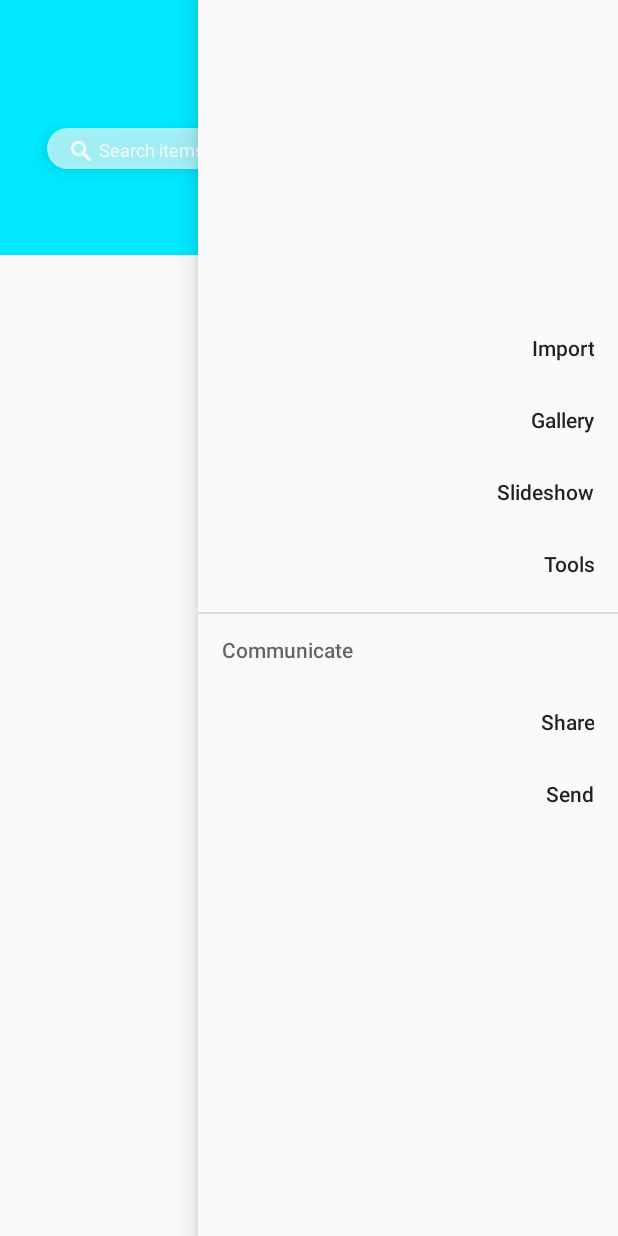
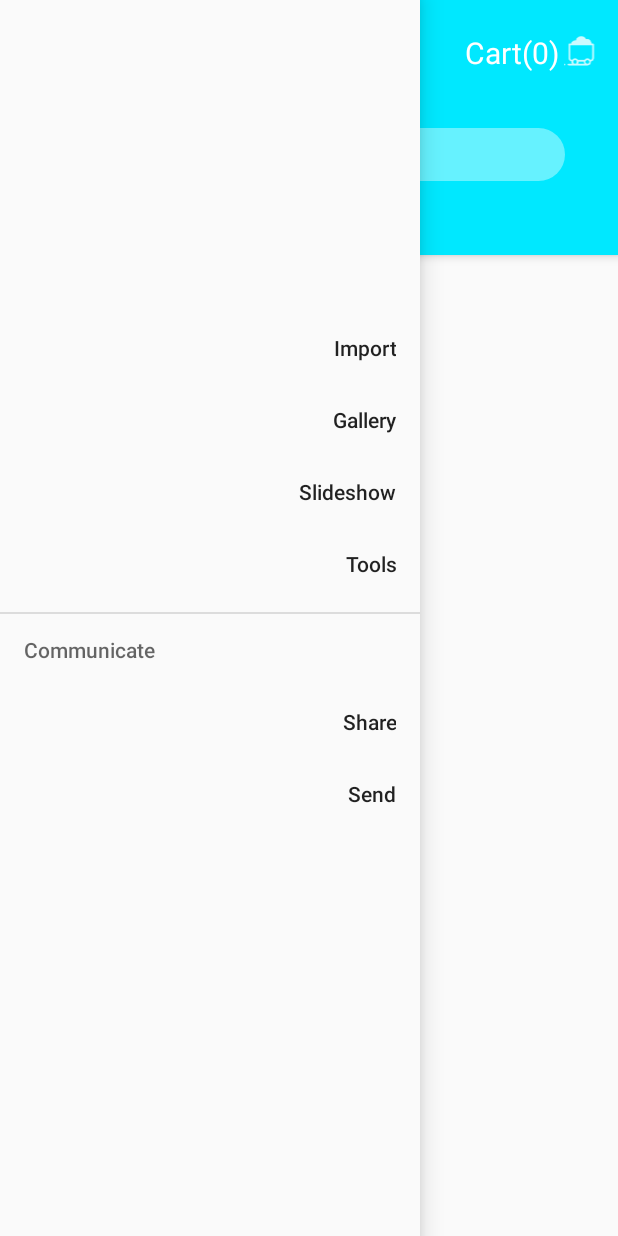
Before and after one commit to ahmed-alllam/Koshkie-Android-App, an Android app: the MainActivity screen opened directly, with no data from a screen before it, with the side drawer open, on a phone screen of 412 x 824 dp. Run offline under Robolectric (Android 15) with nearby library versions, the phone set to English and light mode, and no system bars; Roboto replaces fonts that are not available here.

Commit message:
Bug fixes

```diff
--- a/app/src/main/java/com/koshkie/koshkieApp/MainActivity.java
+++ b/app/src/main/java/com/koshkie/koshkieApp/MainActivity.java
@@ -4,18 +4,19 @@
 
 package com.koshkie.koshkieApp;
 
+import android.annotation.SuppressLint;
 import android.graphics.Color;
 import android.os.Bundle;
+import android.view.Gravity;
 import android.view.MenuItem;
 import android.view.View;
 import android.widget.Toast;
 
-import androidx.core.view.GravityCompat;
 import androidx.drawerlayout.widget.DrawerLayout;
 
 import com.google.android.material.navigation.NavigationView;
 
-
+@SuppressLint("RtlHardcoded")
 public class MainActivity extends BaseActivity implements NavigationView.OnNavigationItemSelectedListener {
 
     @Override
@@ -27,13 +28,14 @@ public class MainActivity extends BaseActivity implements NavigationView.OnNavig
         drawerLayout.setScrimColor(Color.TRANSPARENT);
         NavigationView navigationView = findViewById(R.id.nav_view);
         navigationView.setNavigationItemSelectedListener(this);
+
     }
 
     @Override
     public void onBackPressed() {
         DrawerLayout drawer = findViewById(R.id.drawer_layout);
-        if (drawer.isDrawerOpen(GravityCompat.START)) {
-            drawer.closeDrawer(GravityCompat.START);
+        if (drawer.isDrawerOpen(Gravity.LEFT)) {
+            drawer.closeDrawer(Gravity.LEFT);
         } else {
             super.onBackPressed();
         }
@@ -43,32 +45,30 @@ public class MainActivity extends BaseActivity implements NavigationView.OnNavig
         // Handle navigation view item clicks here.
         int id = item.getItemId();
 
-        if (id == R.id.nav_camera) {
-            // Handle the camera action
-        } else if (id == R.id.nav_gallery) {
+        switch (id) {
+            case R.id.nav_camera:
+                // Handle the camera action
+                break;
+            case R.id.nav_gallery:
+            case R.id.nav_share:
+            case R.id.nav_manage:
+            case R.id.nav_slideshow:
 
-        } else if (id == R.id.nav_slideshow) {
+                break;
+            case R.id.nav_send:
+                Toast.makeText(this, "hi", Toast.LENGTH_SHORT).show();
 
-        } else if (id == R.id.nav_manage) {
-
-        } else if (id == R.id.nav_share) {
-
-        } else if (id == R.id.nav_send) {
-            Toast.makeText(this, "hi", Toast.LENGTH_SHORT).show();
-
+                break;
         }
         DrawerLayout drawer = findViewById(R.id.drawer_layout);
-        drawer.closeDrawer(GravityCompat.START);
+        drawer.closeDrawer(Gravity.LEFT);
         return true;
     }
 
     public void onActionBarItemSelected(View view) {
-        switch (view.getId()) {
-            case R.id.navButton:
-                DrawerLayout drawer = findViewById(R.id.drawer_layout);
-                drawer.openDrawer(GravityCompat.START);
-                break;
-            default:
+        if (view.getId() == R.id.navButton) {
+            DrawerLayout drawer = findViewById(R.id.drawer_layout);
+            drawer.openDrawer(Gravity.LEFT);
         }
     }
 }
--- a/app/src/main/res/layout/activity_main.xml
+++ b/app/src/main/res/layout/activity_main.xml
@@ -2,31 +2,30 @@
   ~ Copyright (c) 2019. Code Written and tested by Ahmed Emad.
   -->
 
-<androidx.coordinatorlayout.widget.CoordinatorLayout xmlns:android="http://schemas.android.com/apk/res/android"
+
+<androidx.drawerlayout.widget.DrawerLayout
+
+    xmlns:android="http://schemas.android.com/apk/res/android"
     xmlns:app="http://schemas.android.com/apk/res-auto"
     xmlns:tools="http://schemas.android.com/tools"
+    android:id="@+id/drawer_layout"
     android:layout_width="match_parent"
     android:layout_height="match_parent">
 
-
-    <androidx.appcompat.widget.Toolbar
-        android:id="@+id/toolbar"
-        android:layout_width="match_parent"
-        android:layout_height="170dp"
-        android:background="?attr/colorPrimary"
-        android:fitsSystemWindows="true" />
-
-    <androidx.drawerlayout.widget.DrawerLayout
-
-        android:id="@+id/drawer_layout"
+    <RelativeLayout
         android:layout_width="match_parent"
         android:layout_height="match_parent"
-        tools:openDrawer="start">
+        android:fitsSystemWindows="true">
 
-        <include
-            layout="@layout/custom_action_bar"
+        <com.google.android.material.appbar.AppBarLayout
             android:layout_width="match_parent"
-            android:layout_height="wrap_content" />
+            android:id="@+id/appbar_layout"
+            android:layout_height="wrap_content">
+
+            <include layout="@layout/custom_action_bar" />
+
+        </com.google.android.material.appbar.AppBarLayout>
+    </RelativeLayout>
 
     <include layout="@layout/content_main" />
 
@@ -34,10 +33,8 @@
         android:id="@+id/nav_view"
         android:layout_width="wrap_content"
         android:layout_height="match_parent"
-            android:layout_gravity="start"
+        android:layout_gravity="left"
         app:headerLayout="@layout/nav_header_main"
         app:menu="@menu/activity_main_drawer"
-
-            />
+        tools:ignore="RtlHardcoded" />
 </androidx.drawerlayout.widget.DrawerLayout>
-</androidx.coordinatorlayout.widget.CoordinatorLayout>
--- a/app/src/main/res/layout/custom_action_bar.xml
+++ b/app/src/main/res/layout/custom_action_bar.xml
@@ -6,7 +6,8 @@
     xmlns:app="http://schemas.android.com/apk/res-auto"
     xmlns:tools="http://schemas.android.com/tools"
     android:layout_width="match_parent"
-    android:layout_height="170dp">
+    android:layout_height="170dp"
+    android:background="@color/colorPrimary">
 
     <TextView
         android:id="@+id/name"
@@ -15,7 +16,7 @@
         android:layout_marginTop="18dp"
         android:text="MENU"
         android:textColor="#FFFFFF"
-        android:textSize="20sp"
+        android:textSize="25sp"
         android:textStyle="normal|bold"
         app:fontFamily="@font/advent_pro"
         app:layout_constraintLeft_toLeftOf="parent"
@@ -24,22 +25,24 @@
         tools:ignore="HardcodedText" />
 
     <androidx.constraintlayout.widget.ConstraintLayout
-        android:layout_width="350dp"
-        android:layout_height="27dp"
+        android:layout_width="0dp"
+        android:layout_height="35dp"
+        android:layout_marginLeft="35dp"
         android:layout_marginTop="85dp"
+        android:layout_marginRight="35dp"
         android:background="@drawable/search"
-        android:elevation="6dp"
+        android:onClick="onActionBarItemSelected"
         app:layout_constraintLeft_toLeftOf="parent"
         app:layout_constraintRight_toRightOf="parent"
         app:layout_constraintTop_toTopOf="parent"
-        tools:ignore="UnusedAttribute">
+        tools:ignore="RtlHardcoded,UnusedAttribute">
 
         <EditText
             android:id="@+id/editText2"
-            android:layout_width="305dp"
+            android:layout_width="match_parent"
             android:layout_height="wrap_content"
-            android:layout_marginStart="10dp"
-            android:layout_marginLeft="10dp"
+            android:layout_marginStart="8dp"
+            android:layout_marginLeft="8dp"
             android:layout_marginTop="6dp"
             android:background="@android:color/transparent"
             android:foregroundGravity="center"
@@ -47,20 +50,24 @@
             android:inputType="text"
             android:maxLines="1"
             android:textColor="#FFFFFF"
-            android:textColorHint="#D0FFFFFF"
-            android:textSize="12dp"
+            android:textColorHint="#FFFFFF"
+            android:textSize="15dp"
+            android:textStyle="italic"
             app:layout_constraintStart_toStartOf="parent"
-            app:layout_constraintTop_toTopOf="parent" />
+            app:layout_constraintTop_toTopOf="parent"
+            tools:ignore="Autofill,SpUsage" />
 
         <ImageView
             android:layout_width="wrap_content"
-            android:layout_height="13dp"
-            android:layout_marginTop="3dp"
+            android:layout_height="17dp"
+            android:layout_marginEnd="8dp"
+            android:layout_marginRight="3dp"
             android:foregroundGravity="center"
             android:src="@drawable/searchicon"
             app:layout_constraintBottom_toBottomOf="parent"
-            app:layout_constraintStart_toEndOf="@id/editText2"
-            app:layout_constraintTop_toTopOf="parent" />
+            app:layout_constraintEnd_toEndOf="parent"
+            app:layout_constraintTop_toTopOf="parent"
+            tools:ignore="ContentDescription" />
 
     </androidx.constraintlayout.widget.ConstraintLayout>
 
@@ -71,6 +78,7 @@
         android:layout_marginRight="9dp"
         app:layout_constraintRight_toRightOf="parent"
         app:layout_constraintTop_toTopOf="parent"
+        android:onClick="onActionBarItemSelected"
         tools:ignore="RtlHardcoded">
 
         <TextView
@@ -81,30 +89,34 @@
             android:foregroundGravity="center"
             android:text="@string/cart"
             android:textColor="#FFFFFF"
-            android:textSize="14dp"
+            android:textSize="20dp"
             app:fontFamily="@font/abel"
             app:layout_constraintLeft_toLeftOf="parent"
             app:layout_constraintTop_toTopOf="parent"
             tools:ignore="SpUsage" />
 
         <ImageView
-            android:layout_width="wrap_content"
-            android:layout_height="wrap_content"
+            android:layout_width="30dp"
+            android:layout_height="0dp"
+            android:layout_marginTop="2dp"
             android:src="@drawable/cart"
             app:layout_constraintLeft_toRightOf="@id/cart"
-            app:layout_constraintTop_toTopOf="parent" />
+            app:layout_constraintTop_toTopOf="parent"
+            tools:ignore="ContentDescription" />
 
     </androidx.constraintlayout.widget.ConstraintLayout>
 
-    <Button
+    <ImageButton
         android:id="@+id/navButton"
         android:layout_width="wrap_content"
         android:layout_height="wrap_content"
-        android:layout_marginStart="16dp"
-        android:layout_marginLeft="16dp"
+        android:layout_marginLeft="9dp"
+        android:layout_marginTop="18dp"
+        android:background="@android:color/transparent"
+        android:src="@drawable/cart"
         android:onClick="onActionBarItemSelected"
-        android:text="Button"
-        app:layout_constraintStart_toStartOf="parent"
-        app:layout_constraintTop_toTopOf="parent" />
+        app:layout_constraintLeft_toLeftOf="parent"
+        app:layout_constraintTop_toTopOf="parent"
+        tools:ignore="ContentDescription,RtlHardcoded" />
 
 </androidx.constraintlayout.widget.ConstraintLayout>
--- a/app/src/main/res/values/colors.xml
+++ b/app/src/main/res/values/colors.xml
@@ -5,6 +5,6 @@
 <resources>
     <color name="colorPrimary">#00E8FF</color>
     <color name="colorPrimaryDark">#05A0BB</color>
-    <color name="colorPrimaryLight">#A3FFFFFF</color>
+    <color name="colorPrimaryLight">#66FFFFFF</color>
     <color name="colorAccent">#B7F5E6</color>
 </resources>
```
Also changed, not shown: 1 other file. Lines whose indentation alone changed are shown as unchanged.
